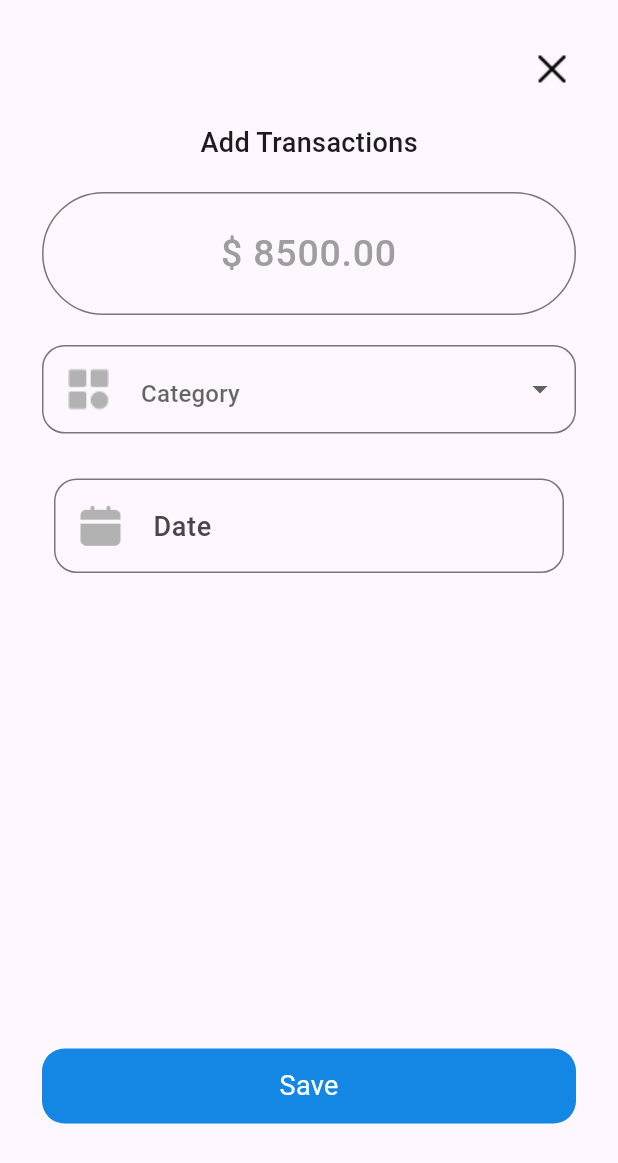
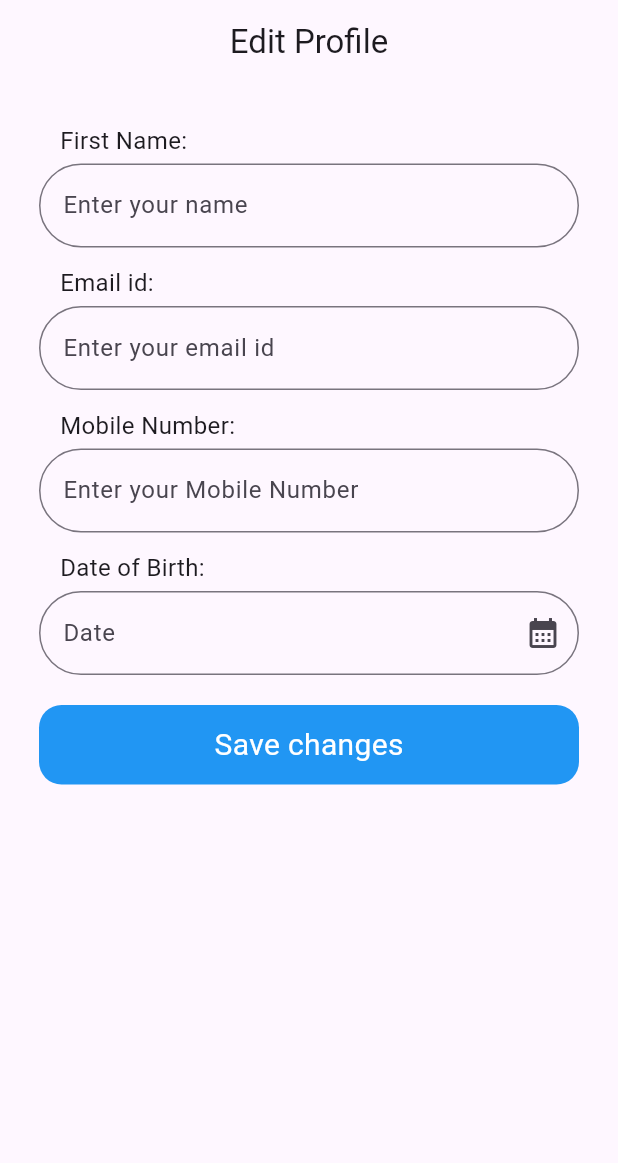
Before and after one commit to tejak77/expense_tracker, a Flutter app: the screen it shows after launch, on a phone screen of 412 x 824 dp. Shown: the top 1163 px of the screen. Run offline on Flutter 3.47's test engine with Material 3 defaults, Android fonts, the phone set to English and light mode, and no system bars.

Commit message:
profile screen added

```diff
--- /dev/null
+++ b/lib/app/views/profile.dart
@@ -0,0 +1,136 @@
+import 'package:flutter/material.dart';
+
+class Profile extends StatefulWidget {
+  const Profile({super.key});
+
+  @override
+  State<Profile> createState() => _ProfileState();
+}
+
+class _ProfileState extends State<Profile> {
+  DateTime? dateOfBirth;
+  @override
+  Widget build(BuildContext context) {
+    return Scaffold(
+      appBar: AppBar(
+        title: Text("Edit Profile"),
+        centerTitle: true,
+      ),
+      body: Padding(
+        padding: const EdgeInsets.all(26.0),
+        child: Column(
+          crossAxisAlignment: CrossAxisAlignment.start,
+          children: [
+            Padding(
+              padding: const EdgeInsets.only(left: 14, bottom: 4),
+              child: Text(
+                "First Name:",
+                style: TextStyle(
+                  fontSize: 16,
+                ),
+              ),
+            ),
+            TextFormField(
+              decoration: InputDecoration(
+                hintText: 'Enter your name',
+                border: OutlineInputBorder(
+                  borderRadius: BorderRadius.circular(40),
+                ),
+              ),
+            ),
+            Padding(
+              padding: const EdgeInsets.only(left: 14, bottom: 4, top: 12),
+              child: Text(
+                "Email id:",
+                style: TextStyle(
+                  fontSize: 16,
+                ),
+              ),
+            ),
+            TextFormField(
+              decoration: InputDecoration(
+                hintText: 'Enter your email id',
+                border: OutlineInputBorder(
+                  borderRadius: BorderRadius.circular(40),
+                ),
+              ),
+            ),
+            Padding(
+              padding: const EdgeInsets.only(left: 14, bottom: 4, top: 12),
+              child: Text(
+                "Mobile Number:",
+                style: TextStyle(
+                  fontSize: 16,
+                ),
+              ),
+            ),
+            TextFormField(
+              decoration: InputDecoration(
+                hintText: 'Enter your Mobile Number',
+                border: OutlineInputBorder(
+                  borderRadius: BorderRadius.circular(40),
+                ),
+              ),
+            ),
+            Padding(
+              padding: const EdgeInsets.only(left: 14, bottom: 4, top: 12),
+              child: Text(
+                "Date of Birth:",
+                style: TextStyle(
+                  fontSize: 16,
+                ),
+              ),
+            ),
+            GestureDetector(
+              onTap: () async {
+                DateTime? pickedDate = await showDatePicker(
+                    context: context,
+                    initialDate: dateOfBirth ?? DateTime.now(),
+                    firstDate: DateTime(2000),
+                    lastDate: DateTime(2100));
+                if (pickedDate != null) {
+                  setState(() {
+                    dateOfBirth = pickedDate;
+                  });
+                }
+              },
+              child: AbsorbPointer(
+                child: TextFormField(
+                  decoration: InputDecoration(
+                    suffixIcon: Icon(Icons.calendar_month),
+                    hintText: dateOfBirth == null
+                        ? 'Date'
+                        : '${dateOfBirth!.day}/${dateOfBirth!.month}/${dateOfBirth!.year}',
+                    border: OutlineInputBorder(
+                      borderRadius: BorderRadius.circular(40),
+                    ),
+                  ),
+                ),
+              ),
+            ),
+            SizedBox(
+              height: 20,
+            ),
+            Container(
+              height: 53,
+              width: 370,
+              decoration: BoxDecoration(
+                color: Colors.blue,
+                borderRadius: BorderRadius.circular(15),
+              ),
+              child: Center(
+                child: Text(
+                  "Save changes",
+                  style: TextStyle(
+                    color: Colors.white,
+                    fontSize: 20,
+                  ),
+                ),
+              ),
+            )
+          ],
+        ),
+      ),
+    );
+  }
+}
--- a/lib/main.dart
+++ b/lib/main.dart
@@ -1,6 +1,7 @@
 import 'package:expense_tracker/app/views/add_transactions.dart';
 import 'package:expense_tracker/app/views/homescreen.dart';
-import 'package:expense_tracker/authentication/views/loginscreen.dart';
+import 'package:expense_tracker/app/views/manage_balance.dart';
+import 'package:expense_tracker/app/views/profile.dart';
 import 'package:flutter/material.dart';
 
 void main() {
@@ -14,7 +15,7 @@ class MyApp extends StatelessWidget {
   Widget build(BuildContext context) {
     return const MaterialApp(
       debugShowCheckedModeBanner: false,
-      home: AddTransactions(),
+      home: Profile(),
     );
   }
 }
```
Also changed, not shown: lib/app/views/homescreen.dart (+15 -3 lines), lib/app/views/manage_balance.dart (added, +133 -0 lines).
